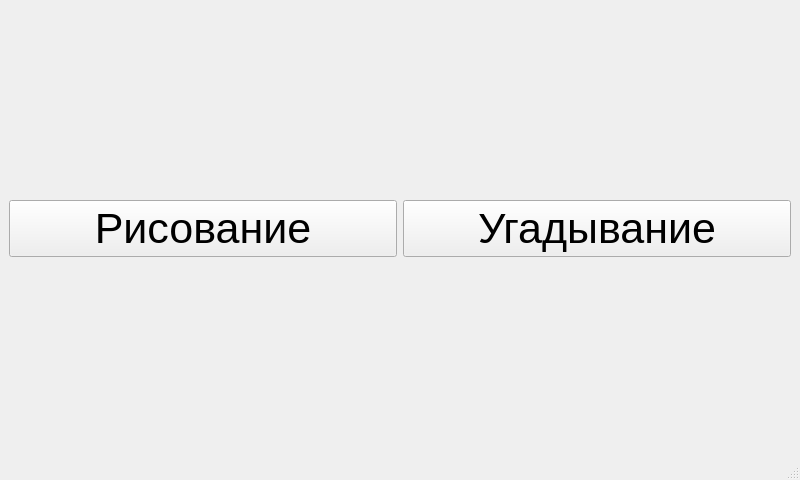
w32u/childgame, file dialog.ui: the form before one commit.
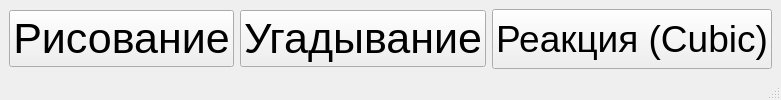
The form after the commit.

```diff
--- a/dialog.ui
+++ b/dialog.ui
@@ -2,14 +2,6 @@
 <ui version="4.0">
  <class>MainWindow</class>
  <widget class="QMainWindow" name="MainWindow">
-  <property name="geometry">
-   <rect>
-    <x>0</x>
-    <y>0</y>
-    <width>800</width>
-    <height>480</height>
-   </rect>
-  </property>
   <property name="windowTitle">
    <string>Главное меню</string>
   </property>
@@ -39,6 +31,33 @@
       </property>
      </widget>
     </item>
+    <item>
+     <widget class="QPushButton" name="cubicButton">
+      <property name="enabled">
+       <bool>true</bool>
+      </property>
+      <property name="sizePolicy">
+       <sizepolicy hsizetype="Minimum" vsizetype="Fixed">
+        <horstretch>0</horstretch>
+        <verstretch>0</verstretch>
+       </sizepolicy>
+      </property>
+      <property name="minimumSize">
+       <size>
+        <width>0</width>
+        <height>60</height>
+       </size>
+      </property>
+      <property name="font">
+       <font>
+        <pointsize>28</pointsize>
+       </font>
+      </property>
+      <property name="text">
+       <string>Реакция (Cubic)</string>
+      </property>
+     </widget>
+    </item>
    </layout>
   </widget>
   <widget class="QMenuBar" name="menubar">
```
Left out of the diff: 2 changed lines with no effect on the pictures.
